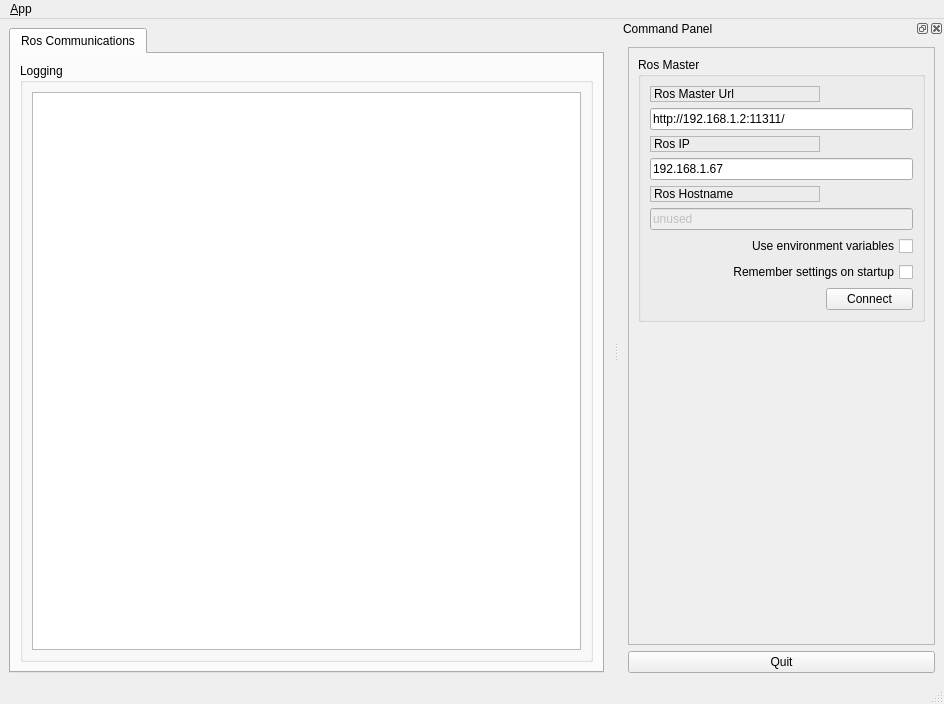
Before: the Qt Designer form src/qtros/ui/main_window.ui in Hmmmi/QT-ROS-Control, drawn with Qt 5.
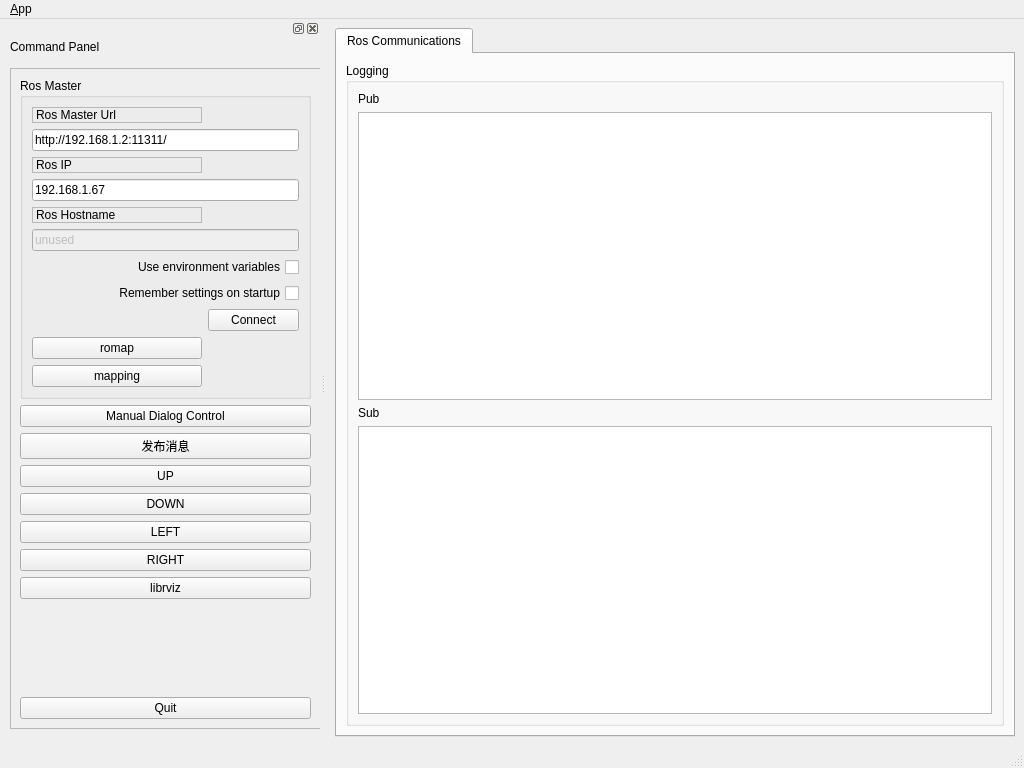
After: the same form once the commit is applied. Icons and pictures are not drawn.

```diff
--- a/src/qtros/ui/main_window.ui
+++ b/src/qtros/ui/main_window.ui
@@ -6,8 +6,8 @@
    <rect>
     <x>0</x>
     <y>0</y>
-    <width>944</width>
-    <height>704</height>
+    <width>1024</width>
+    <height>768</height>
    </rect>
   </property>
   <property name="windowTitle">
@@ -53,9 +53,26 @@
            <string>Logging</string>
           </property>
           <layout class="QGridLayout" name="gridLayout_3">
-           <item row="0" column="0">
+           <item row="1" column="0">
             <widget class="QListView" name="view_logging"/>
            </item>
+           <item row="2" column="0">
+            <widget class="QLabel" name="label_4">
+             <property name="text">
+              <string>Sub</string>
+             </property>
+            </widget>
+           </item>
+           <item row="4" column="0">
+            <widget class="QListView" name="view_logging_sub"/>
+           </item>
+           <item row="0" column="0">
+            <widget class="QLabel" name="label_6">
+             <property name="text">
+              <string>Pub</string>
+             </property>
+            </widget>
+           </item>
           </layout>
          </widget>
         </item>
@@ -70,8 +87,8 @@
     <rect>
      <x>0</x>
      <y>0</y>
-     <width>944</width>
-     <height>21</height>
+     <width>1024</width>
+     <height>23</height>
     </rect>
    </property>
    <widget class="QMenu" name="menu_File">
@@ -88,34 +105,28 @@
    <addaction name="menu_File"/>
   </widget>
   <widget class="QStatusBar" name="statusbar"/>
-  <widget class="QDockWidget" name="dock_status">
-   <property name="sizePolicy">
-    <sizepolicy hsizetype="Minimum" vsizetype="Preferred">
-     <horstretch>0</horstretch>
-     <verstretch>0</verstretch>
-    </sizepolicy>
-   </property>
+  <widget class="QDockWidget" name="dock_status_2">
    <property name="minimumSize">
     <size>
-     <width>325</width>
-     <height>368</height>
+     <width>320</width>
+     <height>658</height>
     </size>
    </property>
-   <property name="allowedAreas">
-    <set>Qt::RightDockWidgetArea</set>
-   </property>
-   <property name="windowTitle">
-    <string>Command Panel</string>
-   </property>
    <attribute name="dockWidgetArea">
-    <number>2</number>
+    <number>1</number>
    </attribute>
-   <widget class="QWidget" name="dockWidgetContents_2">
-    <layout class="QVBoxLayout" name="verticalLayout">
-     <item>
+   <widget class="QWidget" name="dockWidgetContents_3">
       <widget class="QFrame" name="frame">
+     <property name="geometry">
+      <rect>
+       <x>10</x>
+       <y>30</y>
+       <width>311</width>
+       <height>661</height>
+      </rect>
+     </property>
        <property name="sizePolicy">
-        <sizepolicy hsizetype="Minimum" vsizetype="Preferred">
+      <sizepolicy hsizetype="Fixed" vsizetype="Fixed">
          <horstretch>0</horstretch>
          <verstretch>0</verstretch>
         </sizepolicy>
@@ -133,6 +144,26 @@
            <string>Ros Master</string>
           </property>
           <layout class="QGridLayout" name="gridLayout">
+         <item row="8" column="0">
+          <spacer name="horizontalSpacer">
+           <property name="orientation">
+            <enum>Qt::Horizontal</enum>
+           </property>
+           <property name="sizeHint" stdset="0">
+            <size>
+             <width>170</width>
+             <height>21</height>
+            </size>
+           </property>
+          </spacer>
+         </item>
+         <item row="9" column="0">
+          <widget class="QPushButton" name="romap_button">
+           <property name="text">
+            <string>romap</string>
+           </property>
+          </widget>
+         </item>
            <item row="0" column="0">
             <widget class="QLabel" name="label">
              <property name="frameShape">
@@ -146,6 +177,39 @@
              </property>
             </widget>
            </item>
+         <item row="7" column="0" colspan="2">
+          <widget class="QCheckBox" name="checkbox_remember_settings">
+           <property name="layoutDirection">
+            <enum>Qt::RightToLeft</enum>
+           </property>
+           <property name="text">
+            <string>Remember settings on startup</string>
+           </property>
+          </widget>
+         </item>
+         <item row="6" column="0" colspan="2">
+          <widget class="QCheckBox" name="checkbox_use_environment">
+           <property name="layoutDirection">
+            <enum>Qt::RightToLeft</enum>
+           </property>
+           <property name="text">
+            <string>Use environment variables</string>
+           </property>
+          </widget>
+         </item>
+         <item row="2" column="0">
+          <widget class="QLabel" name="label_2">
+           <property name="frameShape">
+            <enum>QFrame::StyledPanel</enum>
+           </property>
+           <property name="frameShadow">
+            <enum>QFrame::Raised</enum>
+           </property>
+           <property name="text">
+            <string>Ros IP</string>
+           </property>
+          </widget>
+         </item>
            <item row="1" column="0" colspan="2">
             <widget class="QLineEdit" name="line_edit_master">
              <property name="text">
@@ -153,26 +217,6 @@
              </property>
             </widget>
            </item>
-           <item row="2" column="0">
-            <widget class="QLabel" name="label_2">
-             <property name="frameShape">
-              <enum>QFrame::StyledPanel</enum>
-             </property>
-             <property name="frameShadow">
-              <enum>QFrame::Raised</enum>
-             </property>
-             <property name="text">
-              <string>Ros IP</string>
-             </property>
-            </widget>
-           </item>
-           <item row="3" column="0" colspan="2">
-            <widget class="QLineEdit" name="line_edit_host">
-             <property name="text">
-              <string>192.168.1.67</string>
-             </property>
-            </widget>
-           </item>
            <item row="4" column="0">
             <widget class="QLabel" name="label_3">
              <property name="frameShape">
@@ -196,39 +240,6 @@
              </property>
             </widget>
            </item>
-           <item row="6" column="0" colspan="2">
-            <widget class="QCheckBox" name="checkbox_use_environment">
-             <property name="layoutDirection">
-              <enum>Qt::RightToLeft</enum>
-             </property>
-             <property name="text">
-              <string>Use environment variables</string>
-             </property>
-            </widget>
-           </item>
-           <item row="7" column="0" colspan="2">
-            <widget class="QCheckBox" name="checkbox_remember_settings">
-             <property name="layoutDirection">
-              <enum>Qt::RightToLeft</enum>
-             </property>
-             <property name="text">
-              <string>Remember settings on startup</string>
-             </property>
-            </widget>
-           </item>
-           <item row="8" column="0">
-            <spacer name="horizontalSpacer">
-             <property name="orientation">
-              <enum>Qt::Horizontal</enum>
-             </property>
-             <property name="sizeHint" stdset="0">
-              <size>
-               <width>170</width>
-               <height>21</height>
-              </size>
-             </property>
-            </spacer>
-           </item>
            <item row="8" column="1">
             <widget class="QPushButton" name="button_connect">
              <property name="enabled">
@@ -251,9 +262,78 @@
              </property>
             </widget>
            </item>
+         <item row="3" column="0" colspan="2">
+          <widget class="QLineEdit" name="line_edit_host">
+           <property name="text">
+            <string>192.168.1.67</string>
+           </property>
+          </widget>
+         </item>
+         <item row="10" column="0">
+          <widget class="QPushButton" name="mapping_button">
+           <property name="text">
+            <string>mapping</string>
+           </property>
+          </widget>
+         </item>
           </layout>
          </widget>
         </item>
+      <item>
+       <widget class="QPushButton" name="dialog_button">
+        <property name="text">
+         <string>Manual Dialog Control</string>
+        </property>
+       </widget>
+      </item>
+      <item>
+       <widget class="QPushButton" name="sent_cmd">
+        <property name="text">
+         <string>发布消息</string>
+        </property>
+       </widget>
+      </item>
+      <item>
+       <widget class="QPushButton" name="up">
+        <property name="sizePolicy">
+         <sizepolicy hsizetype="Minimum" vsizetype="Minimum">
+          <horstretch>0</horstretch>
+          <verstretch>0</verstretch>
+         </sizepolicy>
+        </property>
+        <property name="text">
+         <string>UP</string>
+        </property>
+       </widget>
+      </item>
+      <item>
+       <widget class="QPushButton" name="down">
+        <property name="text">
+         <string>DOWN</string>
+        </property>
+       </widget>
+      </item>
+      <item>
+       <widget class="QPushButton" name="left">
+        <property name="text">
+         <string>LEFT</string>
+        </property>
+       </widget>
+      </item>
+      <item>
+       <widget class="QPushButton" name="right">
+        <property name="text">
+         <string>RIGHT</string>
+        </property>
+       </widget>
+      </item>
+      <item>
+       <widget class="QPushButton" name="lib_rviz_button">
+        <property name="text">
+         <string>librviz</string>
+        </property>
+       </widget>
+      </item>
         <item>
          <spacer name="verticalSpacer_3">
           <property name="orientation">
@@ -267,9 +347,6 @@
           </property>
          </spacer>
         </item>
-       </layout>
-      </widget>
-     </item>
      <item>
       <widget class="QPushButton" name="quit_button">
        <property name="sizePolicy">
@@ -284,6 +361,20 @@
       </widget>
      </item>
     </layout>
+    </widget>
+    <widget class="QLabel" name="label_5">
+     <property name="geometry">
+      <rect>
+       <x>10</x>
+       <y>0</y>
+       <width>301</width>
+       <height>18</height>
+      </rect>
+     </property>
+     <property name="text">
+      <string>Command Panel</string>
+     </property>
+    </widget>
    </widget>
   </widget>
   <action name="action_Quit">
```
Lines whose indentation alone changed are shown as unchanged.
